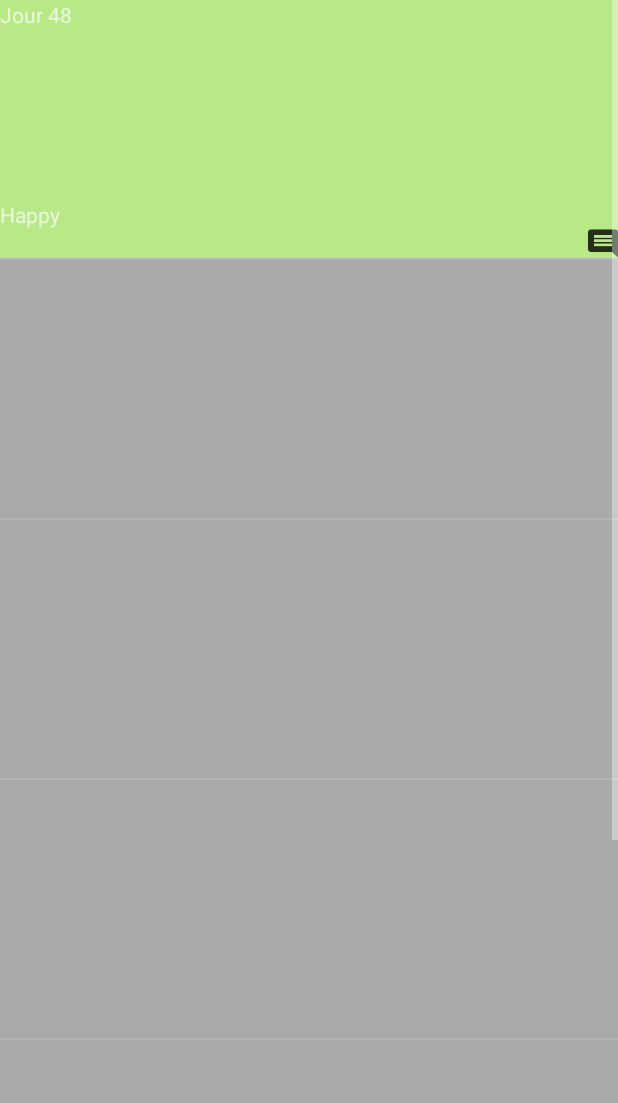
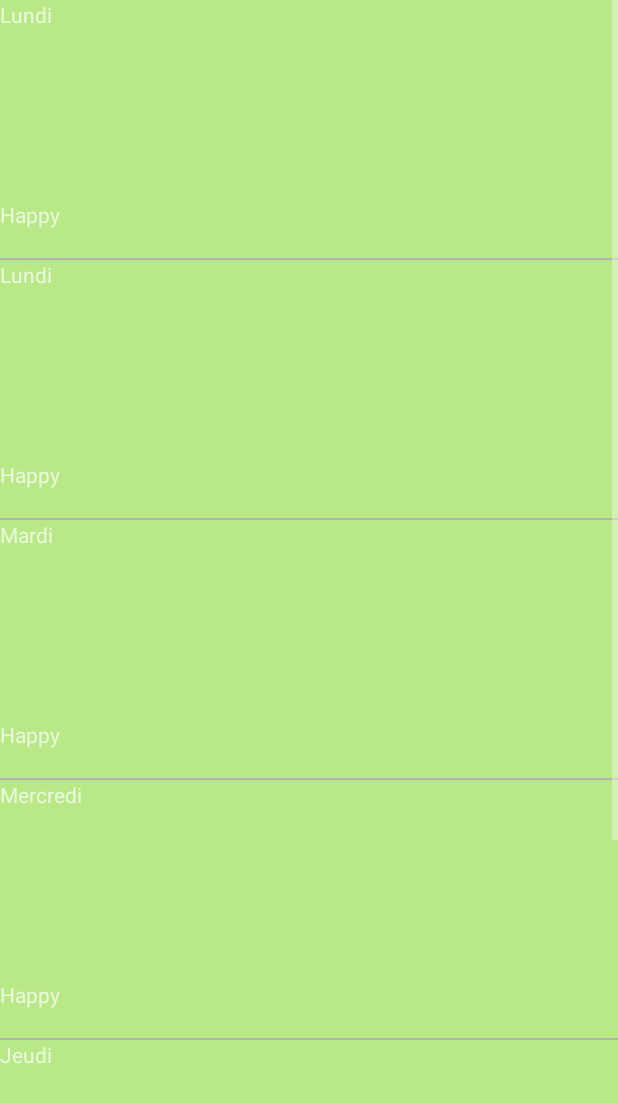
Before and after one commit to Aceman74/MoodTracker_P3, an Android app: the screen it shows after launch (HistoryActivity), after a tap on "Get your mood history on past 7 day !", on a phone screen of 412 x 824 dp. Shown: the top 1103 px of the screen. Run offline under Robolectric (Android 15) with nearby library versions, the phone set to English and light mode, and no system bars.

Commit message:
Save of day mood and note if added. Improved saved list.

```diff
--- a/app/src/main/java/com/aceman/moodtracker/controller/BadActivity.java
+++ b/app/src/main/java/com/aceman/moodtracker/controller/BadActivity.java
@@ -21,6 +21,8 @@ import java.lang.reflect.Type;
 import java.util.ArrayList;
 import java.util.List;
 
+import static com.aceman.moodtracker.controller.NoteActivity.mAddNote;
+import static com.aceman.moodtracker.controller.NoteActivity.mIsNote;
 import static java.lang.System.out;
 
 public class BadActivity extends AppCompatActivity {
@@ -51,7 +53,7 @@ public class BadActivity extends AppCompatActivity {
             @Override
             public void onClick(View v) {
 
-                MoodSaveList.add(new MoodSave("Jour 10","Bad", 1));
+                MoodSaveList.add(new MoodSave("Jour 10","Bad", mIsNote, mAddNote));
                 saveData();
                 mSmiley.startAnimation(shake);
                 Toast.makeText(getApplication(),"Humeur sauvegardée!",Toast.LENGTH_SHORT ).show();
--- a/app/src/main/java/com/aceman/moodtracker/controller/MainHappyActivity.java
+++ b/app/src/main/java/com/aceman/moodtracker/controller/MainHappyActivity.java
@@ -2,8 +2,8 @@ package com.aceman.moodtracker.controller;
 
 import android.content.Intent;
 import android.content.SharedPreferences;
+import android.os.Bundle;
 import android.support.v7.app.AppCompatActivity;
-import android.os.Bundle;
 import android.view.MotionEvent;
 import android.view.View;
 import android.view.animation.Animation;
@@ -19,8 +19,12 @@ import com.google.gson.reflect.TypeToken;
 
 import java.lang.reflect.Type;
 import java.util.ArrayList;
+import java.util.Calendar;
 import java.util.List;
 
+import static com.aceman.moodtracker.controller.NoteActivity.mAddNote;
+import static com.aceman.moodtracker.controller.NoteActivity.mIsNote;
+import static com.aceman.moodtracker.model.MoodSave.CheckDay;
 import static java.lang.System.out;
 
 public class MainHappyActivity extends AppCompatActivity {
@@ -53,9 +57,9 @@ public class MainHappyActivity extends AppCompatActivity {
             @Override
             public void onClick(View v) {
 
-                MoodSaveList.add(new MoodSave("Jour 48","Happy", 1));
+                MoodSaveList.add(CheckDay(), new MoodSave(MoodSave.getActualDay(),"Happy", mIsNote,mAddNote));
 
-
+             //   Calendar.getInstance().get(Calendar.DAY_OF_WEEK);
                 saveData();
                 mSmiley.startAnimation(shake);
                 Toast.makeText(getApplication(),"Humeur sauvegardée!",Toast.LENGTH_SHORT ).show();
@@ -100,6 +104,15 @@ public class MainHappyActivity extends AppCompatActivity {
 
         if(MoodSaveList == null){
             MoodSaveList = new ArrayList<MoodSave>();
+            MoodSaveList.add(0,new MoodSave("Lundi","Happy", false,null));
+            MoodSaveList.add(1,new MoodSave("Mardi","Happy", false,null));
+            MoodSaveList.add(2,new MoodSave("Mercredi","Happy", false,null));
+            MoodSaveList.add(3,new MoodSave("Jeudi","Happy", false,null));
+            MoodSaveList.add(4,new MoodSave("Vendredi","Happy", false,null));
+            MoodSaveList.add(5,new MoodSave("Samedi","Happy", false,null));
+            MoodSaveList.add(6,new MoodSave("Dimanche","Happy", false,null));
+            MoodSaveList.add(7,new MoodSave(null,null, false,null));
+            saveData();
         }
     }
 
--- a/app/src/main/java/com/aceman/moodtracker/controller/NormalActivity.java
+++ b/app/src/main/java/com/aceman/moodtracker/controller/NormalActivity.java
@@ -21,6 +21,8 @@ import java.lang.reflect.Type;
 import java.util.ArrayList;
 import java.util.List;
 
+import static com.aceman.moodtracker.controller.NoteActivity.mAddNote;
+import static com.aceman.moodtracker.controller.NoteActivity.mIsNote;
 import static java.lang.System.out;
 
 public class NormalActivity extends AppCompatActivity {
@@ -51,7 +53,7 @@ public class NormalActivity extends AppCompatActivity {
             @Override
             public void onClick(View v) {
 
-                MoodSaveList.add(new MoodSave("Jour 14","Normal", 0));
+                MoodSaveList.add(new MoodSave("Jour 14","Normal",mIsNote, mAddNote));
                 saveData();
                 mSmiley.startAnimation(shake);
                 Toast.makeText(getApplication(),"Humeur sauvegardée!",Toast.LENGTH_SHORT ).show();
--- a/app/src/main/java/com/aceman/moodtracker/controller/VeryBadActivity.java
+++ b/app/src/main/java/com/aceman/moodtracker/controller/VeryBadActivity.java
@@ -21,6 +21,8 @@ import java.lang.reflect.Type;
 import java.util.ArrayList;
 import java.util.List;
 
+import static com.aceman.moodtracker.controller.NoteActivity.mAddNote;
+import static com.aceman.moodtracker.controller.NoteActivity.mIsNote;
 import static java.lang.System.out;
 
 public class VeryBadActivity extends AppCompatActivity {
@@ -51,7 +53,7 @@ public class VeryBadActivity extends AppCompatActivity {
             @Override
             public void onClick(View v) {
 
-                MoodSaveList.add(new MoodSave("Jour 20","VeryBad", 1));
+                MoodSaveList.add(new MoodSave("Jour 20","VeryBad", mIsNote, mAddNote));
                 saveData();
                 mSmiley.startAnimation(shake);
                 Toast.makeText(getApplication(),"Humeur sauvegardée!",Toast.LENGTH_SHORT ).show();
--- a/app/src/main/java/com/aceman/moodtracker/controller/VeryHappyActivity.java
+++ b/app/src/main/java/com/aceman/moodtracker/controller/VeryHappyActivity.java
@@ -21,6 +21,8 @@ import java.lang.reflect.Type;
 import java.util.ArrayList;
 import java.util.List;
 
+import static com.aceman.moodtracker.controller.NoteActivity.mAddNote;
+import static com.aceman.moodtracker.controller.NoteActivity.mIsNote;
 import static java.lang.System.out;
 
 public class VeryHappyActivity extends AppCompatActivity {
@@ -51,7 +53,7 @@ public class VeryHappyActivity extends AppCompatActivity {
             @Override
             public void onClick(View v) {
 
-                MoodSaveList.add(new MoodSave("Jour 7","VeryHappy", 0));
+                MoodSaveList.add(new MoodSave("Jour 7","VeryHappy",mIsNote, mAddNote));
                 saveData();
                 mSmiley.startAnimation(shake);
                 Toast.makeText(getApplication(),"Humeur sauvegardée!",Toast.LENGTH_SHORT ).show();
--- a/app/src/main/java/com/aceman/moodtracker/model/HistoryAdapter.java
+++ b/app/src/main/java/com/aceman/moodtracker/model/HistoryAdapter.java
@@ -1,7 +1,6 @@
 package com.aceman.moodtracker.model;
 
 import android.content.Context;
-import android.text.Layout;
 import android.view.LayoutInflater;
 import android.view.View;
 import android.view.ViewGroup;
@@ -9,10 +8,12 @@ import android.widget.BaseAdapter;
 import android.widget.ImageButton;
 import android.widget.LinearLayout;
 import android.widget.TextView;
+import android.widget.Toast;
 
 import com.aceman.moodtracker.R;
 
 import java.util.List;
+
 
 /**
  * Created by Lionel JOFFRAY - on 18/01/2019.
@@ -54,7 +55,8 @@ public class HistoryAdapter extends BaseAdapter {
         MoodSave actualItem = (MoodSave) getItem(i);
         String Day = actualItem.getDay();
         String Mood = actualItem.getMood();
-        int Note = actualItem.getNote();
+        Boolean Note = actualItem.getNote();
+        String NoteWrite = actualItem.getAddNote();
 
         TextView DayView = view.findViewById(R.id.history_day_text);
         TextView MoodView = view.findViewById(R.id.history_mood_text);
@@ -63,10 +65,14 @@ public class HistoryAdapter extends BaseAdapter {
         DayView.setText(Day);
         MoodView.setText(Mood);
         DayView.setHeight(200);
-        if(Note !=1){
-            NoteBtn.setVisibility(View.INVISIBLE);
-            NoteBtn.setClickable(false);
+        NoteShow(Note,NoteWrite,NoteBtn);
+        MoodColorBack(Mood,HistoryBack);
+
+        return view;
     }
+
+    private void MoodColorBack(String Mood, LinearLayout HistoryBack) {
+
         if(Mood!=null){
 
             switch (Mood){
@@ -88,22 +94,23 @@ public class HistoryAdapter extends BaseAdapter {
                 default:
                     HistoryBack.setBackgroundResource(R.color.banana_yellow);
             }
+        }
+    }
+
+    private void NoteShow(boolean Note, final String NoteWrite, ImageButton NoteBtn){
+
+
+        if(Note == false){
+            NoteBtn.setVisibility(View.INVISIBLE);
+            NoteBtn.setClickable(false);
+        }else{ NoteBtn.setOnClickListener(new View.OnClickListener() {
+            @Override
+            public void onClick(View v) {
+                Toast.makeText(context,NoteWrite,Toast.LENGTH_LONG).show();
+            }
+        });
 
         }
-        /*
-        if(Mood == "Happy"){
-            HistoryBack.setBackgroundResource(R.color.light_sage);
-        }if(Mood == "VeryHappy"){
-            HistoryBack.setBackgroundResource(R.color.banana_yellow);
-        }if(Mood == "Normal"){
-            HistoryBack.setBackgroundResource(R.color.cornflower_blue_65);
-        }if(Mood == "Bad"){
-            HistoryBack.setBackgroundResource(R.color.warm_grey);
-        }if(Mood == "VeryBad"){
-            HistoryBack.setBackgroundResource(R.color.faded_red);
-        }
-        */
 
-        return view;
     }
 }
--- a/app/src/main/res/layout/adapter_history.xml
+++ b/app/src/main/res/layout/adapter_history.xml
@@ -11,21 +11,27 @@
             android:layout_width="wrap_content"
             android:layout_height="wrap_content"
             android:text="Il y a une semaine"
-            android:layout_gravity="start"/>
+            android:layout_gravity="start"
+            android:layout_weight="1"/>
         <TextView
     android:id="@+id/history_mood_text"
     android:layout_width="wrap_content"
     android:layout_height="wrap_content"
-    android:text="Il y a une semaine"
+    android:text="H     U       M       E       U       R"
     android:layout_gravity="start"/>
 
         <ImageButton
             android:id="@+id/history_comment_btn"
             android:layout_width="wrap_content"
             android:layout_height="wrap_content"
-            android:layout_gravity="right|top"
+            android:layout_gravity="right|center_vertical"
             android:src="@drawable/ic_comment_black_48px"
-            android:background="@android:color/transparent"/>
+            android:background="@android:color/transparent"
+            android:layout_weight="1"/>
+
+
+
+
 
 
 
```
Also changed, not shown: app/src/main/java/com/aceman/moodtracker/controller/NoteActivity.java (+14 -1 lines), app/src/main/java/com/aceman/moodtracker/model/MoodSave.java (+86 -6 lines). Lines whose indentation alone changed are shown as unchanged.
